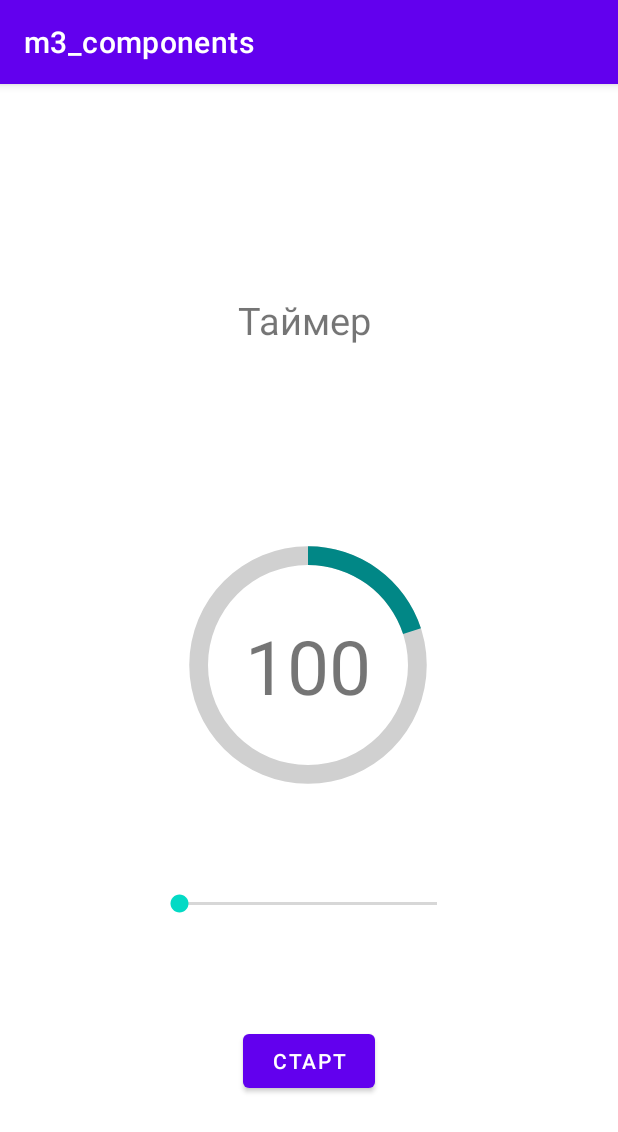
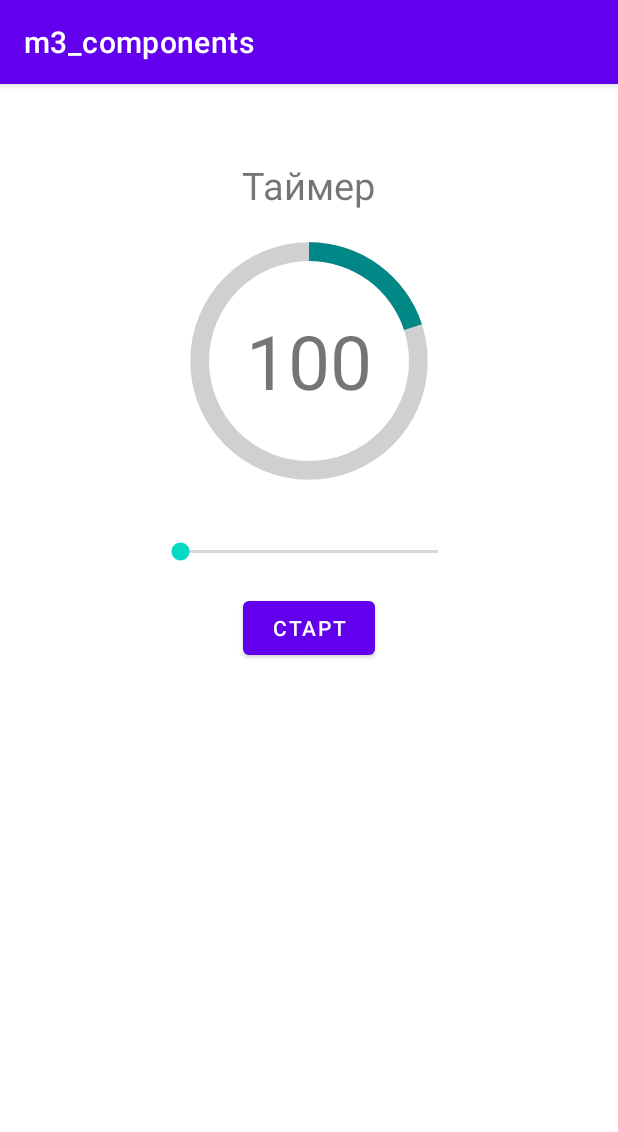
Before and after one commit to phobos3326/android_dev_1, an Android app: the screen it shows after launch (MainActivity), on a phone screen of 412 x 824 dp. Shown: the top 1132 px of the screen. Run offline under Robolectric (Android 15) with nearby library versions, the light colour scheme and no system bars.

Commit message:
11_08_22  layout

```diff
--- a/m3_components/app/src/main/res/layout/activity_main.xml
+++ b/m3_components/app/src/main/res/layout/activity_main.xml
@@ -1,28 +1,34 @@
 <?xml version="1.0" encoding="utf-8"?>
-<androidx.constraintlayout.widget.ConstraintLayout xmlns:android="http://schemas.android.com/apk/res/android"
+<LinearLayout xmlns:android="http://schemas.android.com/apk/res/android"
     xmlns:app="http://schemas.android.com/apk/res-auto"
     xmlns:tools="http://schemas.android.com/tools"
     android:layout_width="match_parent"
     android:layout_height="match_parent"
+    android:layout_gravity="center"
+    android:orientation="vertical"
     tools:context=".MainActivity">
 
     <TextView
         android:id="@+id/text_view"
         android:layout_width="wrap_content"
         android:layout_height="wrap_content"
-        android:layout_marginTop="140dp"
+        android:layout_gravity="center"
+        android:layout_marginTop="50dp"
         android:text="@string/Таймер"
-        android:textSize="25sp"
-        app:layout_constraintEnd_toEndOf="parent"
-        app:layout_constraintHorizontal_bias="0.491"
-        app:layout_constraintStart_toStartOf="parent"
-        app:layout_constraintTop_toTopOf="parent">
+        android:textSize="25sp">
 
     </TextView>
+
+
+    <RelativeLayout
+        android:layout_width="wrap_content"
+        android:layout_height="wrap_content"
+        android:layout_gravity="center">
 
         <TextView
             android:layout_width="wrap_content"
             android:layout_height="wrap_content"
+            android:layout_centerInParent="true"
             android:text="100"
             android:textSize="50sp"
             app:layout_constraintBottom_toBottomOf="@+id/progressBar"
@@ -36,41 +42,28 @@
             android:id="@+id/progressBar"
             android:layout_width="200dp"
             android:layout_height="200dp"
-        android:layout_marginTop="64dp"
             android:indeterminateOnly="false"
             android:max="100"
             android:progress="20"
             android:progressDrawable="@drawable/progress"
-        android:rotation="-90"
-        app:layout_constraintBottom_toBottomOf="parent"
-        app:layout_constraintEnd_toEndOf="parent"
-        app:layout_constraintHorizontal_bias="0.497"
-        app:layout_constraintStart_toStartOf="parent"
-        app:layout_constraintTop_toBottomOf="@+id/text_view"
-        app:layout_constraintVertical_bias="0.147" />
+            android:rotation="-90"/>
+    </RelativeLayout>
+
 
     <SeekBar
         android:id="@+id/seekBar"
         android:layout_width="204dp"
         android:layout_height="22dp"
-        android:layout_marginTop="48dp"
-        app:layout_constraintEnd_toEndOf="parent"
-        app:layout_constraintHorizontal_bias="0.497"
-        app:layout_constraintStart_toStartOf="parent"
-        app:layout_constraintTop_toBottomOf="@+id/progressBar" />
+        android:layout_gravity="center"
+        android:layout_marginTop="16dp" />
 
     <Button
         android:id="@+id/button"
         android:layout_width="wrap_content"
         android:layout_height="wrap_content"
-        android:layout_marginTop="48dp"
-        android:text="старт"
-        app:layout_constraintBottom_toBottomOf="parent"
-        app:layout_constraintEnd_toEndOf="parent"
-        app:layout_constraintHorizontal_bias="0.501"
-        app:layout_constraintStart_toStartOf="parent"
-        app:layout_constraintTop_toBottomOf="@+id/seekBar"
-        app:layout_constraintVertical_bias="0.192" />
+        android:layout_gravity="center"
+        android:layout_marginTop="16dp"
+        android:text="@string/start_button" />
 
 
-</androidx.constraintlayout.widget.ConstraintLayout>
+</LinearLayout>
--- a/m3_components/app/src/main/res/values/strings.xml
+++ b/m3_components/app/src/main/res/values/strings.xml
@@ -1,4 +1,5 @@
 <resources>
     <string name="app_name">m3_components</string>
     <string name="Таймер">Таймер</string>
+    <string name="start_button">старт</string>
 </resources>
```
Lines whose indentation alone changed are shown as unchanged.
